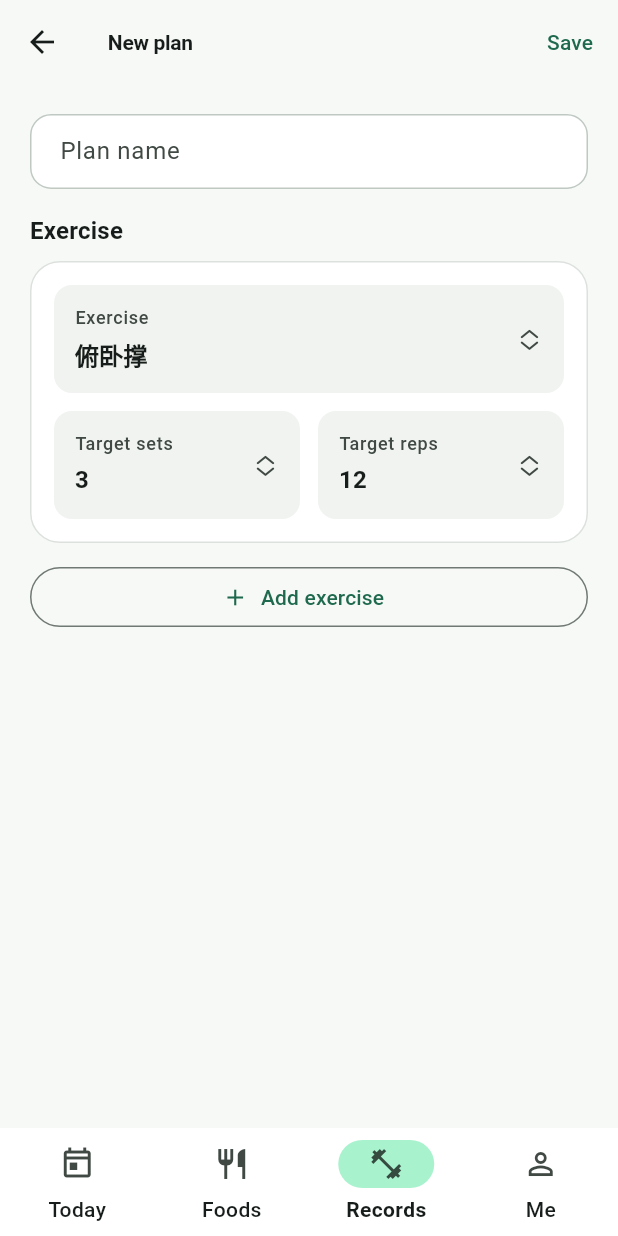
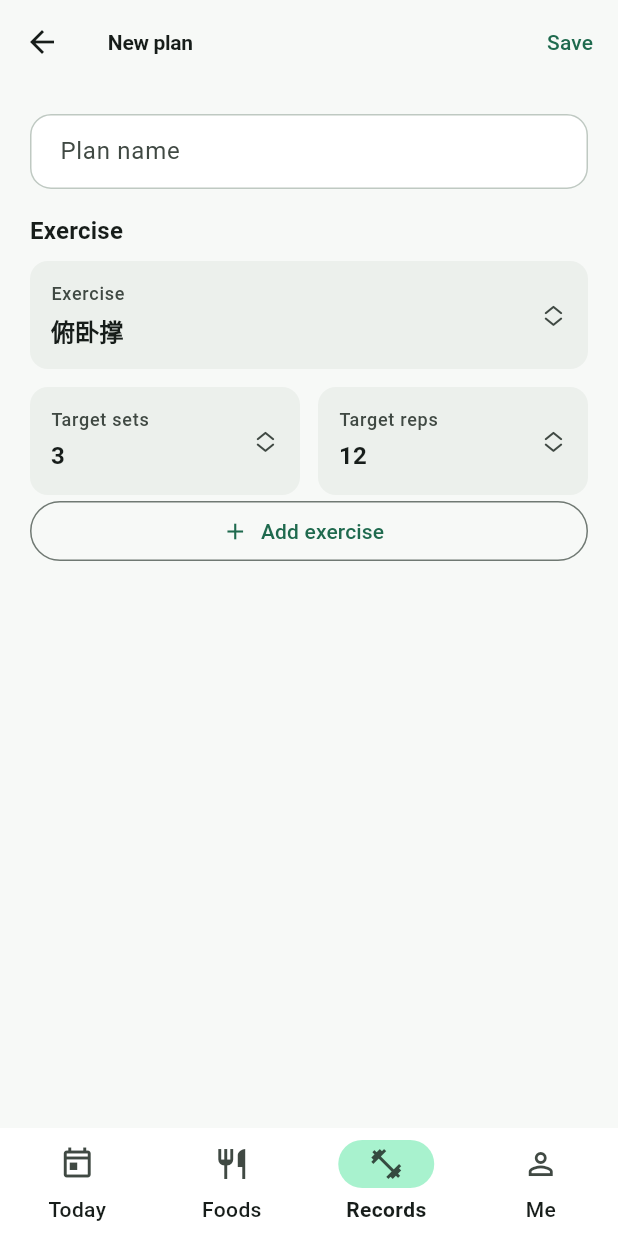
Before and after one commit to Gryvaen/FitnessPlan, a Flutter app: the PlanEditPage screen opened by its route, on a phone screen of 412 x 824 dp. Run offline on Flutter 3.47's test engine with Material 3 defaults, Android fonts, the phone set to English and light mode, and no system bars; our stand-ins replace drift, fl_chart, flutter_local_notifications, flutter_riverpod, go_router, open_filex and 4 more; accounts and stored records are empty; generated files the repository leaves out were written again.

Commit message:
refactor(records): 计划编辑动作行改为扁平分区布局
Co-authored-by: Cursor <cursoragent@cursor.com>

```diff
--- a/lib/ui/records/plan_edit_page.dart
+++ b/lib/ui/records/plan_edit_page.dart
@@ -177,13 +177,14 @@ class _PlanEditPageState extends ConsumerState<PlanEditPage> {
                     Text(l10n.exercise, style: theme.textTheme.titleMedium),
                     const SizedBox(height: 8),
                     for (var i = 0; i < _rows.length; i++) ...[
-                      _PlanRowCard(
+                      _PlanRowSection(
                         row: _rows[i],
                         exercises: exercises,
                         canRemove: _rows.length > 1,
                         onChanged: () => setState(() {}),
                         onRemove: () => setState(() => _rows.removeAt(i)),
                       ),
+                      if (i < _rows.length - 1)
                         const SizedBox(height: AppSpacing.field),
                     ],
                     OutlinedButton.icon(
@@ -201,8 +202,8 @@ class _PlanEditPageState extends ConsumerState<PlanEditPage> {
   }
 }
 
-class _PlanRowCard extends StatelessWidget {
-  const _PlanRowCard({
+class _PlanRowSection extends StatelessWidget {
+  const _PlanRowSection({
     required this.row,
     required this.exercises,
     required this.canRemove,
@@ -239,10 +240,7 @@ class _PlanRowCard extends StatelessWidget {
     final targetOptions =
         isSeconds ? FormOptions.targetSeconds : FormOptions.targetRepsOrSeconds;
 
-    return Card(
-      child: Padding(
-        padding: const EdgeInsets.all(AppSpacing.card),
-        child: Column(
+    return Column(
       children: [
         Row(
           children: [
@@ -298,8 +296,6 @@ class _PlanRowCard extends StatelessWidget {
           ],
         ),
       ],
-        ),
-      ),
     );
   }
 }
```
Lines whose indentation alone changed are shown as unchanged.
